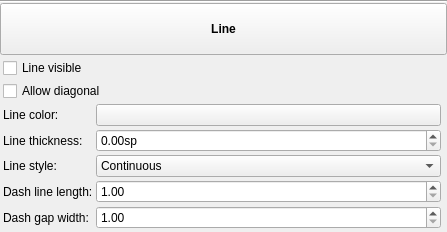
First picture: the form in mscore/inspector/inspector_line.ui, repository worldwideweary/MuseScore, before the edit.
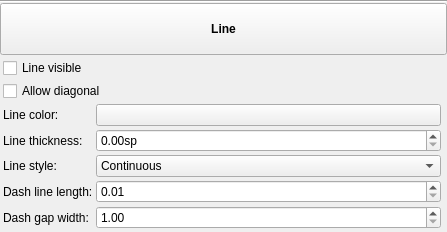
Second picture: the form after the edit. Custom widgets are drawn as their Qt base class.

Commit message: [Engraving] Increase Line dash-gap and dash-width limitation from 20 to 200       E.g., Older scores often have very spaced out cresc _ _ _ lines

Patch:
```diff
--- a/mscore/inspector/inspector_line.ui
+++ b/mscore/inspector/inspector_line.ui
@@ -245,10 +245,10 @@
          <string>Dash line length</string>
         </property>
         <property name="minimum">
-         <double>1.000000000000000</double>
+         <double>0.010000000000000</double>
         </property>
         <property name="maximum">
-         <double>20.000000000000000</double>
+         <double>200.000000000000000</double>
         </property>
         <property name="singleStep">
          <double>1.000000000000000</double>
```
Left out of the diff: 5 changed lines with no effect on the pictures.
